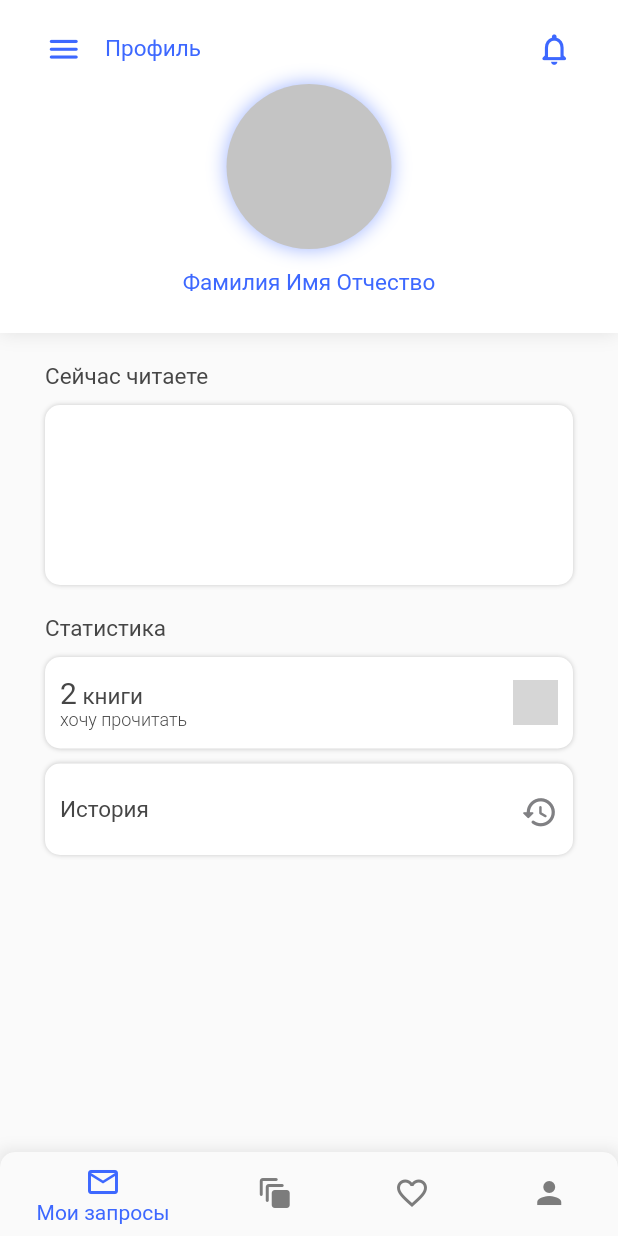
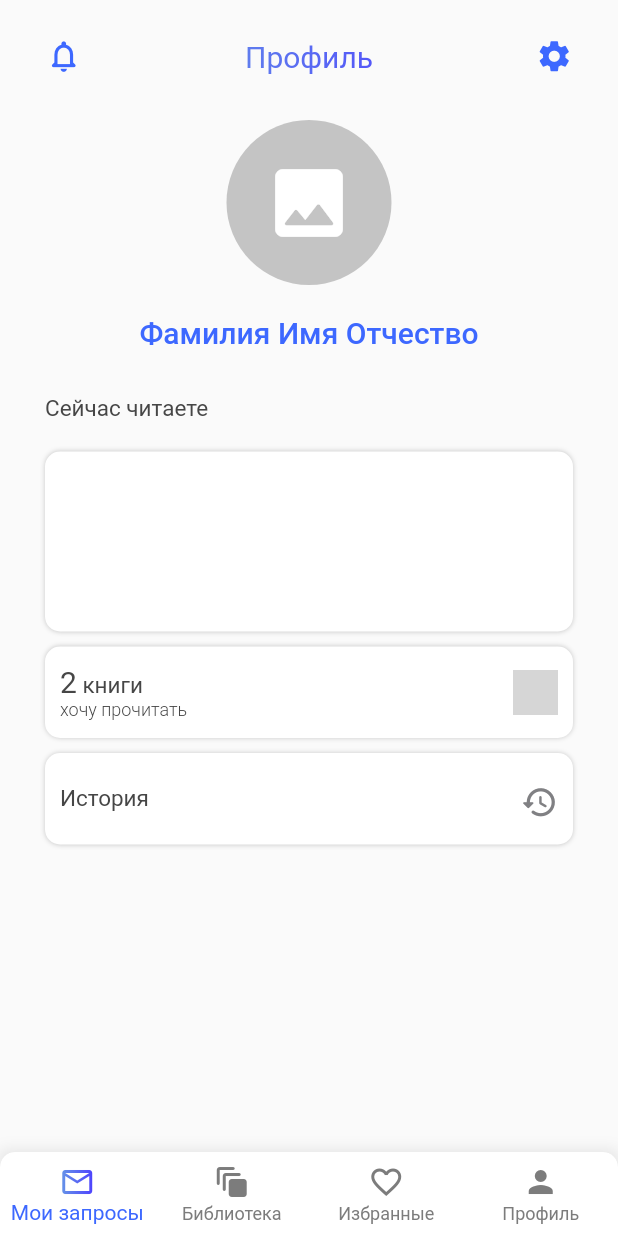
Before and after one commit to k1rm4n/book_manager, a Flutter app: the Profile screen opened by its route, on a phone screen of 412 x 824 dp. Run offline on Flutter 3.47's test engine with Material 2 defaults, Android fonts, the phone set to English and light mode, and no system bars; grey boxes are pictures that could not be loaded.

Commit message:
18.04.2022

```diff
--- a/lib/main.dart
+++ b/lib/main.dart
@@ -37,10 +37,8 @@ class MainSreen extends StatelessWidget {
       Color.fromRGBO(76, 61, 255, 1),
       Color.fromRGBO(103, 152, 230, 1),
     ],
-      stops: [
-        0,
-        0.86
-      ]).createShader(const Rect.fromLTWH(65, 302, 245, 62));
+    stops: [0, 0.86],
+  ).createShader(const Rect.fromLTWH(65, 302, 245, 62));
   // arrow_forward_ios_rounded
   @override
   Widget build(BuildContext context) {
@@ -54,7 +52,7 @@ class MainSreen extends StatelessWidget {
             crossAxisAlignment: CrossAxisAlignment.center,
             children: [
               _TextWelcomWidget(linearGradient: linearGradient),
-              _ButtonNextWidget(),
+              const _ButtonNextWidget(),
             ],
           ),
         ),
--- a/lib/navigation_bar.dart
+++ b/lib/navigation_bar.dart
@@ -31,6 +31,7 @@ class _CustomNavigationBar extends State<MainNavigationBar> {
           topRight: Radius.circular(10),
         ),
         child: BottomNavigationBar(
+          type: BottomNavigationBarType.fixed,
           backgroundColor: const Color.fromRGBO(255, 255, 255, 1),
           items: const <BottomNavigationBarItem>[
             BottomNavigationBarItem(
@@ -38,19 +39,35 @@ class _CustomNavigationBar extends State<MainNavigationBar> {
                 Icons.email_outlined,
               ),
               label: 'Мои запросы',
+              activeIcon: GradientIcon(
+                icon: Icon(Icons.email_outlined),
+              ),
             ),
             BottomNavigationBarItem(
               icon: Icon(
                 Icons.auto_awesome_motion_rounded,
               ),
-                label: 'Библиотека'),
+              label: 'Библиотека',
+              activeIcon: GradientIcon(
+                icon: Icon(Icons.auto_awesome_motion_rounded),
+              ),
+            ),
             BottomNavigationBarItem(
-                icon: Icon(Icons.favorite_outline), label: 'Избранные'),
+              icon: Icon(Icons.favorite_outline),
+              label: 'Избранные',
+              activeIcon: GradientIcon(
+                icon: Icon(Icons.favorite_outline),
+              ),
+            ),
             BottomNavigationBarItem(
               icon: Icon(
                 Icons.person,
               ),
-                label: 'Профиль'),
+              label: 'Профиль',
+              activeIcon: GradientIcon(
+                icon: Icon(Icons.person),
+              ),
+            ),
           ],
           currentIndex: _selectedIndex,
           unselectedItemColor: const Color.fromRGBO(124, 124, 124, 1),
@@ -61,3 +78,24 @@ class _CustomNavigationBar extends State<MainNavigationBar> {
     );
   }
 }
+
+class GradientIcon extends StatelessWidget {
+  const GradientIcon({required this.icon});
+  final Icon icon;
+
+  @override
+  Widget build(BuildContext context) {
+    return ShaderMask(
+      blendMode: BlendMode.srcIn,
+      shaderCallback: (bounds) => const LinearGradient(
+        begin: Alignment.centerRight,
+        end: Alignment.centerLeft,
+        colors: [
+          Color.fromRGBO(76, 61, 255, 1),
+          Color.fromRGBO(103, 152, 230, 1),
+        ],
+      ).createShader(bounds),
+      child: icon,
+    );
+  }
+}
--- a/lib/notifications_user.dart
+++ b/lib/notifications_user.dart
@@ -1,3 +1,5 @@
+import 'dart:ui';
+
 import 'package:flutter/material.dart';
 
 class Notifications extends StatelessWidget {
@@ -5,30 +7,28 @@ class Notifications extends StatelessWidget {
   Widget build(BuildContext context) {
     return Scaffold(
       body: SafeArea(
-        child: Stack(
+        child: Padding(
+          padding: const EdgeInsets.symmetric(horizontal: 30, vertical: 24),
+          child: Column(
             children: [
-            Column(
-              children: [
-                Padding(
-                  padding:
-                      const EdgeInsets.symmetric(vertical: 20, horizontal: 30),
-                  child: Row(
+              Row(
                 mainAxisAlignment: MainAxisAlignment.spaceBetween,
                 children: [
                   const Text(
                     'Уведомления',
                     style: TextStyle(
                       color: Color.fromRGBO(70, 70, 70, 1),
-                          fontSize: 15,
+                      fontSize: 20,
                       fontWeight: FontWeight.w400,
                       fontStyle: FontStyle.normal,
                       fontFamily: 'Roboto',
                     ),
                   ),
                   const SizedBox(
-                        width: 20,
+                    width: 10,
                   ),
                   Expanded(
+                    flex: 5,
                     child: Align(
                       alignment: Alignment.centerLeft,
                       child: Container(
@@ -39,7 +39,6 @@ class Notifications extends StatelessWidget {
                           color: Color.fromRGBO(255, 203, 203, 1),
                         ),
                         child: const Align(
-                              alignment: Alignment.center,
                           child: Text(
                             '3',
                             style: TextStyle(
@@ -49,49 +48,41 @@ class Notifications extends StatelessWidget {
                               fontStyle: FontStyle.normal,
                               fontFamily: 'Roboto',
                             ),
-                                textAlign: TextAlign.center,
                           ),
                         ),
                       ),
                     ),
                   ),
-                      GestureDetector(
-                        onTap: () {
-                          Navigator.popAndPushNamed(context, '/profile');
-                        },
-                        child: const Icon(
+                  const Icon(
                     Icons.close,
-                          color: Color.fromRGBO(61, 104, 255, 1),
+                    color: Color.fromRGBO(76, 61, 255, 1),
                     size: 28,
-                        ),
                   ),
                 ],
               ),
-                ),
               const SizedBox(
-                  height: 90,
+                height: 42,
               ),
               Padding(
-                  padding: const EdgeInsets.symmetric(horizontal: 45),
+                padding: const EdgeInsets.symmetric(horizontal: 20),
                 child: Row(
+                  mainAxisAlignment: MainAxisAlignment.center,
+                  crossAxisAlignment: CrossAxisAlignment.center,
                   children: [
                     Container(
                       width: 12,
                       height: 12,
                       decoration: const BoxDecoration(
                           shape: BoxShape.circle,
-                          color: Color.fromRGBO(61, 104, 255, 1),
-                        ),
+                          color: Color.fromRGBO(61, 104, 255, 1)),
                     ),
                     const SizedBox(
                       width: 33,
                     ),
-                      Expanded(
-                        child: RichText(
-                          text: const TextSpan(
-                            children: [
-                              TextSpan(
-                                text: 'Вы забронировали книгу Шерлок Холмс',
+                    const Expanded(
+                      child: Text(
+                        'Вы забронировали книгу "Шерлок Холмс"',
+                        textAlign: TextAlign.left,
                         style: TextStyle(
                           color: Color.fromRGBO(70, 70, 70, 1),
                           fontSize: 15,
@@ -100,27 +91,12 @@ class Notifications extends StatelessWidget {
                           fontFamily: 'Roboto',
                         ),
                       ),
-                              TextSpan(
-                                text: '\n10.04.2022\t18 секунд назад',
-                                style: TextStyle(
-                                  color: Color.fromRGBO(196, 196, 196, 1),
-                                  fontSize: 12,
-                                  fontWeight: FontWeight.w400,
-                                  fontStyle: FontStyle.normal,
-                                  fontFamily: 'Roboto',
-                                ),
-                              ),
-                            ],
-                          ),
-                          textAlign: TextAlign.left,
-                        ),
                     ),
                   ],
                 ),
               ),
             ],
           ),
-          ],
         ),
       ),
     );
--- a/lib/profile_user.dart
+++ b/lib/profile_user.dart
@@ -3,122 +3,40 @@ import 'navigation_bar.dart';
 
 // menu_rounded
 class Profile extends StatelessWidget {
-  final GlobalKey<ScaffoldState> _key = GlobalKey();
-
   @override
   Widget build(BuildContext context) {
     return Scaffold(
       bottomNavigationBar: MainNavigationBar(),
       body: SafeArea(
-        child: Stack(
+        child: Padding(
+          padding: const EdgeInsets.symmetric(vertical: 25, horizontal: 30),
+          child: Column(
             children: <Widget>[
-            Column(
-              crossAxisAlignment: CrossAxisAlignment.stretch,
-              children: [
-                Container(
-                  width: double.infinity,
-                  height: 222,
-                  decoration: const BoxDecoration(
-                    color: Color.fromRGBO(255, 255, 255, 1),
-                    boxShadow: [
-                      BoxShadow(
-                        color: Color.fromRGBO(0, 0, 0, 0.1),
-                        offset: Offset(0, 0),
-                        blurRadius: 10,
+              _HeaderProfileWidget(),
+              const SizedBox(height: 30),
+              const _AvatarAndNameWidget(),
+              const SizedBox(
+                height: 30,
               ),
-                    ],
-                  ),
-                ),
-                const SizedBox(
-                  height: 20,
-                ),
-              ],
-            ),
-            Column(
-              children: [
-                const SizedBox(
-                  height: 56,
-                ),
-                Align(
-                  alignment: Alignment.center,
-                  child: Container(
-                    width: 110,
-                    height: 110,
-                    decoration: const BoxDecoration(
-                      color: Color.fromRGBO(196, 196, 196, 1),
-                      shape: BoxShape.circle,
-                      boxShadow: [
-                        BoxShadow(
-                          color: Color.fromRGBO(61, 104, 255, 0.5),
-                          offset: Offset(0, 0),
-                          blurRadius: 10,
-                        ),
+              const _NowReadWidget(),
             ],
           ),
         ),
       ),
-                const SizedBox(
-                  height: 13,
-                ),
-                const Text(
-                  'Фамилия Имя Отчество',
-                  style: TextStyle(
-                    color: Color.fromRGBO(61, 104, 255, 1),
-                    fontSize: 15,
-                    fontWeight: FontWeight.w400,
-                    fontStyle: FontStyle.normal,
-                    fontFamily: 'Roboto',
-                  ),
-                ),
-              ],
-            ),
-            Padding(
-              padding: const EdgeInsets.symmetric(vertical: 20, horizontal: 30),
-              child: Row(
-                mainAxisAlignment: MainAxisAlignment.spaceBetween,
+    );
+  }
+}
+
+class _NowReadWidget extends StatelessWidget {
+  const _NowReadWidget({
+    Key? key,
+  }) : super(key: key);
+
+  @override
+  Widget build(BuildContext context) {
+    return Column(
+      crossAxisAlignment: CrossAxisAlignment.start,
       children: [
-                  const Icon(
-                    Icons.menu_rounded,
-                    size: 25,
-                    color: Color.fromRGBO(61, 104, 255, 1),
-                  ),
-                  const SizedBox(
-                    width: 15,
-                  ),
-                  const Expanded(
-                    child: Text(
-                      'Профиль',
-                      textAlign: TextAlign.left,
-                      style: TextStyle(
-                        color: Color.fromRGBO(61, 104, 255, 1),
-                        fontSize: 15,
-                        fontWeight: FontWeight.w400,
-                        fontStyle: FontStyle.normal,
-                        fontFamily: 'Roboto',
-                      ),
-                    ),
-                  ),
-                  GestureDetector(
-                    onTap: () {
-                      Navigator.popAndPushNamed(context, '/notific');
-                    },
-                    child: const Icon(
-                      Icons.notifications_none_rounded,
-                      size: 25,
-                      color: Color.fromRGBO(61, 104, 255, 1),
-                    ),
-                  ),
-                ],
-              ),
-            ),
-            Padding(
-              padding: const EdgeInsets.symmetric(horizontal: 30),
-              child: Column(
-                crossAxisAlignment: CrossAxisAlignment.stretch,
-                children: [
-                  const SizedBox(
-                    height: 242,
-                  ),
         const Text(
           'Сейчас читаете',
           style: TextStyle(
@@ -128,7 +46,7 @@ class Profile extends StatelessWidget {
           textAlign: TextAlign.left,
         ),
         const SizedBox(
-                    height: 10,
+          height: 20,
         ),
         Container(
           width: double.infinity,
@@ -144,17 +62,6 @@ class Profile extends StatelessWidget {
               ),
             ],
           ),
-                  ),
-                  const SizedBox(
-                    height: 20,
-                  ),
-                  const Text(
-                    'Статистика',
-                    style: TextStyle(
-                      color: Color.fromRGBO(70, 70, 70, 1),
-                      fontSize: 15,
-                    ),
-                    textAlign: TextAlign.left,
         ),
         const SizedBox(
           height: 10,
@@ -174,8 +81,7 @@ class Profile extends StatelessWidget {
             ],
           ),
           child: Padding(
-                      padding: const EdgeInsets.symmetric(
-                          vertical: 12, horizontal: 10),
+            padding: const EdgeInsets.symmetric(vertical: 12, horizontal: 10),
             child: Row(
               mainAxisAlignment: MainAxisAlignment.spaceBetween,
               children: [
@@ -218,8 +124,7 @@ class Profile extends StatelessWidget {
                   height: 30,
                   decoration: const BoxDecoration(
                     image: DecorationImage(
-                                image: AssetImage(
-                                    ".dart_tool/images/open_book.png"),
+                      image: AssetImage(".dart_tool/images/open_book.png"),
                     ),
                   ),
                 ),
@@ -245,8 +150,7 @@ class Profile extends StatelessWidget {
             ],
           ),
           child: Padding(
-                      padding: const EdgeInsets.symmetric(
-                          vertical: 20, horizontal: 10),
+            padding: const EdgeInsets.symmetric(vertical: 20, horizontal: 10),
             child: Row(
               mainAxisAlignment: MainAxisAlignment.spaceBetween,
               children: const [
@@ -270,11 +174,104 @@ class Profile extends StatelessWidget {
           ),
         ),
       ],
+    );
+  }
+}
+
+class _AvatarAndNameWidget extends StatelessWidget {
+  const _AvatarAndNameWidget({
+    Key? key,
+  }) : super(key: key);
+
+  @override
+  Widget build(BuildContext context) {
+    return Align(
+      alignment: Alignment.center,
+      child: Column(
+        children: [
+          Container(
+            width: 110,
+            height: 110,
+            decoration: const BoxDecoration(
+              color: Color.fromRGBO(196, 196, 196, 1),
+              shape: BoxShape.circle,
+            ),
+            child: const Icon(
+              Icons.image_rounded,
+              size: 60,
+              color: Colors.white,
+            ),
+          ),
+          const SizedBox(
+            height: 20,
+          ),
+          const Text(
+            'Фамилия Имя Отчество',
+            style: TextStyle(
+              color: Color.fromRGBO(61, 104, 255, 1),
+              fontSize: 20,
+              fontWeight: FontWeight.w500,
+              fontStyle: FontStyle.normal,
+              fontFamily: 'Roboto',
             ),
           ),
         ],
       ),
-      ),
     );
   }
 }
+
+class _HeaderProfileWidget extends StatelessWidget {
+  _HeaderProfileWidget({
+    Key? key,
+  }) : super(key: key);
+
+  final Shader linearGradient = const LinearGradient(
+    begin: Alignment.centerRight,
+    end: Alignment.centerLeft,
+    colors: [
+      Color.fromRGBO(76, 61, 255, 1),
+      Color.fromRGBO(103, 152, 230, 1),
+    ],
+    stops: [0, 0.86],
+  ).createShader(
+    const Rect.fromLTWH(65, 302, 245, 62),
+  );
+
+  @override
+  Widget build(BuildContext context) {
+    return Row(
+      mainAxisAlignment: MainAxisAlignment.spaceBetween,
+      children: [
+        GestureDetector(
+          onTap: () {
+            Navigator.popAndPushNamed(context, '/notific');
+          },
+          child: const Icon(
+            Icons.notifications_none_rounded,
+            size: 25,
+            color: Color.fromRGBO(61, 104, 255, 1),
+          ),
+        ),
+        Text(
+          'Профиль',
+          textAlign: TextAlign.center,
+          style: TextStyle(
+            foreground: Paint()..shader = linearGradient,
+            fontSize: 20,
+            fontWeight: FontWeight.w400,
+            fontStyle: FontStyle.normal,
+            fontFamily: 'Roboto',
+          ),
+        ),
+        GestureDetector(
+          child: const Icon(
+            Icons.settings,
+            size: 25,
+            color: Color.fromRGBO(61, 104, 255, 1),
+          ),
+        ),
+      ],
+    );
+  }
+}
```
Lines whose indentation alone changed are shown as unchanged.
